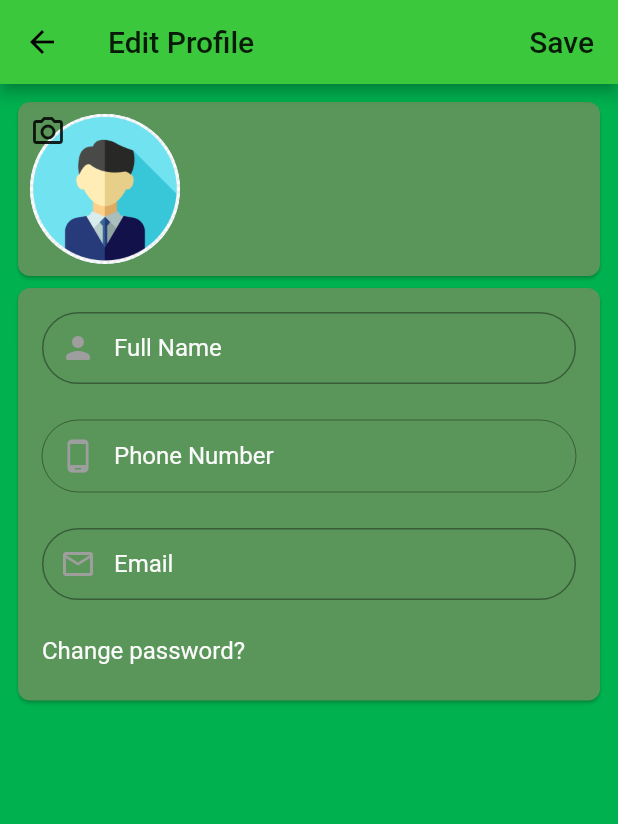
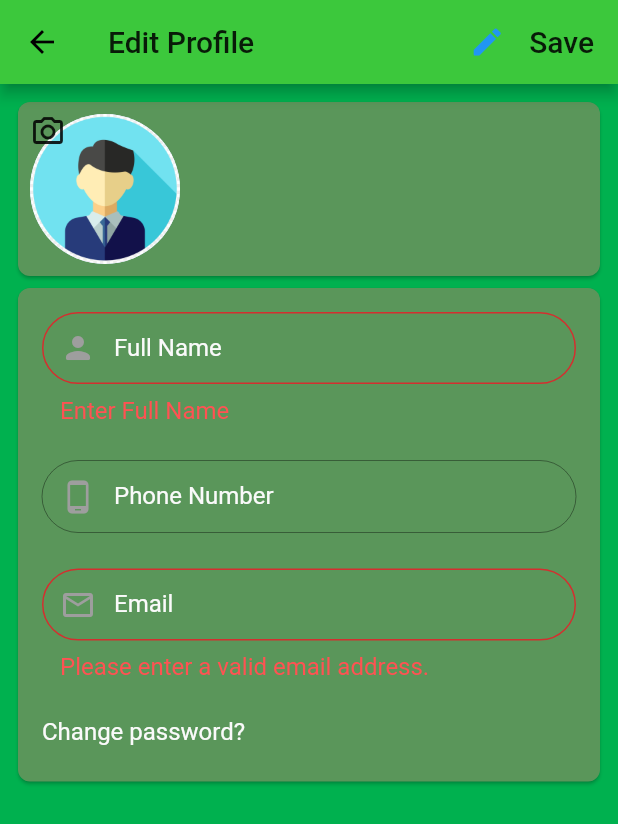
Before and after one commit to cntoss/rideon, a Flutter app: the ProfileScreen screen opened directly with empty values, after a tap on "Edit", on a phone screen of 412 x 824 dp. Shown: the top 824 px of the screen. Run offline on Flutter 3.47's test engine with Material 2 defaults, Android fonts, the phone set to English and light mode, and no system bars; our stand-ins replace flutter_secure_storage, hive, hive_flutter; accounts and stored records are empty; generated files the repository leaves out were written again.

```diff
--- a/lib/config/appConfig.dart
+++ b/lib/config/appConfig.dart
@@ -9,3 +9,10 @@ class AppConfig {
 
   DateFormat dateWithTime = DateFormat('MMM dd, yyyy   hh:mm a');
  }
+ const hiveBoxName = 'rideOnBox';
+
+const hkEncryptionKey = "hkKey";
+const hkUser = 'user';
+const hkIsAppInitialized = 'isappinitialized';
+const hkIsWorkThrough = 'isWorkThrough';
+const hkAddressType = 'addressType';
--- a/lib/config/constant.dart
+++ b/lib/config/constant.dart
@@ -27,7 +27,7 @@ class Constant {
   static Color textColor = Color(0xfffafafa);
   static Color textFormColor = Color(0xff0acf8a);
   static Color cardColor = Color(0xff5a965a);
-  static TextStyle errorStyle = TextStyle(color: Constant.textColor);
+  static TextStyle errorStyle = TextStyle(color: Colors.redAccent, fontSize: 16);
   static TextStyle whiteText = TextStyle(color: Constant.textColor ,fontSize: 16);
 
   static TextStyle title = const TextStyle(
--- a/lib/models/user/userModel.dart
+++ b/lib/models/user/userModel.dart
@@ -4,12 +4,44 @@
 
 import 'dart:convert';
 
+import 'package:hive/hive.dart';
+
+part 'userModel.g.dart';
+
+
 User userFromJson(String str) => User.fromJson(json.decode(str));
 
 String userToJson(User data) => json.encode(data.toJson());
 
-class User {
-    User({
+
+@HiveType(typeId: 0)
+class User  extends HiveObject{
+
+    @HiveField(0)
+    int id;
+
+    @HiveField(1)
+    String name;
+
+    @HiveField(2)
+    String phone;
+
+    @HiveField(3)
+    String email;
+
+    @HiveField(4)
+    String gender;
+
+    @HiveField(5)
+    String dob;
+
+    @HiveField(6)
+    String image;
+
+    @HiveField(7)
+    int paymentId;
+
+ User({
         this.id,
         this.name,
         this.phone,
@@ -19,15 +51,6 @@ class User {
         this.image,
         this.paymentId,
     });
-
-    int id;
-    String name;
-    String phone;
-    String email;
-    String gender;
-    String dob;
-    String image;
-    int paymentId;
 
     factory User.fromJson(Map<String, dynamic> json) => User(
         id: json["id"],
--- a/lib/screens/login/loginPage.dart
+++ b/lib/screens/login/loginPage.dart
@@ -166,7 +166,7 @@ class _LoginPageState extends State<LoginPage> {
                                 onTap: () async {
                                   FocusScope.of(context).unfocus();
                                   if (_formKey.currentState.validate()) {
-                                    _manager.login();
+                                    _manager.login(phone: _phoneNumberCOntroller.text, password: _phoneNumberCOntroller.text);
                                     Navigator.pushReplacement(
                                         context,
                                         MaterialPageRoute(
--- a/lib/screens/profile/profileScreen.dart
+++ b/lib/screens/profile/profileScreen.dart
@@ -4,6 +4,7 @@ import 'package:rideon/config/constant.dart';
 import 'package:rideon/models/user/userModel.dart';
 import 'package:rideon/screens/profile/chnagePasswordScreen.dart';
 import 'package:rideon/screens/widgets/customCard.dart';
+import 'package:rideon/services/helper/userService.dart';
 import 'package:rideon/services/utils/extension.dart';
 
 class ProfileScreen extends StatefulWidget {
@@ -18,7 +19,7 @@ class _ProfileScreenState extends State<ProfileScreen> {
   User _user;
   bool _enable = false;
   TextEditingController _phoneNumberCOntroller, _nameCotroler, _emailController;
-
+  Icon icon = Icon(Icons.edit_outlined);
   final _formKey = GlobalKey<FormState>();
 
   @override
@@ -36,15 +37,25 @@ class _ProfileScreenState extends State<ProfileScreen> {
       appBar: AppBar(
         title: Text('Edit Profile'),
         actions: [
-          GestureDetector(
-            onTap: (){
+          TextButton.icon(
+              onPressed: () {
+                if (_enable) {}
+                if (_formKey.currentState.validate()) {
+                  _formKey.currentState.save();
+                  UserService().addUser(user: _user);
+                }
                 setState(() {
                   _enable = !_enable;
+                  icon = _enable
+                      ? Icon(Icons.edit_rounded)
+                      : Icon(Icons.edit_outlined);
                 });
               },
-            child: Padding(
-              padding: const EdgeInsets.all(16.0),
-              child: Text(_enable ?'Save':'Edit', style: Theme.of(context).textTheme.headline6),
+              icon: icon,
+              label: Padding(
+                padding: const EdgeInsets.all(8.0),
+                child: Text(_enable ? 'Save' : 'Edit',
+                    style: Theme.of(context).textTheme.headline6),
               ))
         ],
       ),
@@ -64,13 +75,16 @@ class _ProfileScreenState extends State<ProfileScreen> {
                       ? Image.asset('assets/avatar.png')
                       : NetworkImage(_user.image) */
 
-               if(_enable) Align(
+                if (_enable)
+                  Align(
                     alignment: Alignment.bottomLeft,
                     child: Icon(Icons.camera_alt_outlined),
                   )
               ]),
             ),
             CustomCard(
+                child: Form(
+              key: _formKey,
               child: Column(
                 crossAxisAlignment: CrossAxisAlignment.start,
                 children: [
@@ -87,6 +101,7 @@ class _ProfileScreenState extends State<ProfileScreen> {
                         else
                           return null;
                       },
+                      onSaved: (_) => _user.name = _nameCotroler.text,
                       decoration: InputDecoration(
                           prefixIcon: Icon(
                             Icons.person_rounded,
@@ -94,7 +109,7 @@ class _ProfileScreenState extends State<ProfileScreen> {
                           ),
                           border: OutlineInputBorder(
                               borderRadius: BorderRadius.circular(24)),
-                        errorStyle: TextStyle(color: Constant.textColor),
+                          errorStyle: Constant.errorStyle,
                           contentPadding: EdgeInsets.symmetric(horizontal: 12),
                           focusedBorder: OutlineInputBorder(
                               borderRadius: BorderRadius.circular(24),
@@ -118,7 +133,7 @@ class _ProfileScreenState extends State<ProfileScreen> {
                             keyboardType: TextInputType.phone,
                             maxLength: 10,
                             validator: (s) {
-                            if (s.trim().length < 6)
+                              if (s.trim().length < 10)
                                 return Constant.phoneValidationError;
                               else
                                 return null;
@@ -150,14 +165,6 @@ class _ProfileScreenState extends State<ProfileScreen> {
                             child: TextFormField(
                               controller: _phoneNumberCOntroller,
                               enabled: false,
-                            keyboardType: TextInputType.phone,
-                            maxLength: 10,
-                            validator: (s) {
-                              if (s.trim().length < 6)
-                                return Constant.phoneValidationError;
-                              else
-                                return null;
-                            },
                               decoration: InputDecoration(
                                   prefixIcon: Icon(
                                     Icons.phone_android,
@@ -181,15 +188,12 @@ class _ProfileScreenState extends State<ProfileScreen> {
                     child: TextFormField(
                       controller: _emailController,
                       enabled: _enable,
-                    validator: (value) {
-                      if (value.isNotEmpty) {
-                        if (value.length < 5)
-                          return "Enter Valid Name";
-                        else
-                          return null;
-                      } else
-                        return null;
+                      validator: (s) {
+                        return s.isValidEmail()
+                            ? null
+                            : "${s.trim().length > 0 ? s + " is not a" : "Please enter a"} valid email address.";
                       },
+                      onSaved: (_) => _user.email = _emailController.text,
                       decoration: InputDecoration(
                           prefixIcon: Icon(
                             Icons.mail_outline_outlined,
@@ -197,7 +201,7 @@ class _ProfileScreenState extends State<ProfileScreen> {
                           ),
                           border: OutlineInputBorder(
                               borderRadius: BorderRadius.circular(24)),
-                        errorStyle: TextStyle(color: Constant.textColor),
+                          errorStyle: Constant.errorStyle,
                           contentPadding: EdgeInsets.symmetric(horizontal: 12),
                           focusedBorder: OutlineInputBorder(
                               borderRadius: BorderRadius.circular(24),
@@ -231,6 +235,7 @@ class _ProfileScreenState extends State<ProfileScreen> {
                     },
                   ),
                 ],
+              ),
             ))
           ],
         ),
--- /dev/null
+++ b/lib/services/helper/userService.dart
@@ -0,0 +1,50 @@
+import 'package:flutter/material.dart';
+import 'package:hive/hive.dart';
+import 'package:rideon/config/appConfig.dart';
+import 'package:rideon/models/user/userModel.dart';
+import 'package:rideon/screens/login/loginPage.dart';
+import 'package:rideon/services/helper/hiveService.dart';
+
+class UserService {
+  Box _box = HiveService().getHiveBox();
+
+  void addUser({@required User user}) {
+    _box.put(hkUser, user);
+    //todo: update after mobile number verify
+    setLogin(setLoginTo: true);
+  }
+
+  void removeUser() {
+    Navigator.pushAndRemoveUntil(
+        AppConfig.navigatorKey.currentState.overlay.context,
+        MaterialPageRoute(builder: (BuildContext context) => LoginPage()),
+        (Route<dynamic> route) => false);
+    setLogin(setLoginTo: false);
+    print('Removing User');
+    _box.delete(hkUser);
+  }
+
+  /*  List<User> getUsers() {
+    List<User> Users = List<User>();
+    List<dynamic> result =
+        _box.get(hkUsers, defaultValue: List<User>());
+    Users = result.cast();
+    return Users;
+  }
+ */
+  User getUser() {
+    return _box.get(hkUser, defaultValue: User(id: null));
+  }
+
+  void setLogin({bool setLoginTo = true}) {
+    _box.put(hkIsAppInitialized, setLoginTo);
+  }
+
+  bool get isLogin => _box.get(hkIsAppInitialized, defaultValue: false);
+
+  void setIsWorkThrough({bool setWorkThrough = true}) {
+    _box.put(hkIsWorkThrough, setWorkThrough);
+  }
+
+  bool get isWorkThrough => _box.get(hkIsWorkThrough, defaultValue: false);
+}
--- a/lib/services/sharedPref.dart
+++ /dev/null
@@ -1,25 +0,0 @@
-
-
-import 'package:shared_preferences/shared_preferences.dart';
-
-class LocalStorage {
-  static init() async {
-    sp ??= await SharedPreferences.getInstance();
-  }
-
-  static SharedPreferences sp;
-
-  static skipIntro({bool shouldSip = true}) {
-    sp.setBool("intro", shouldSip);
-  }
-
-  static bool get shouldSkipIntro => sp.getBool('intro') ?? false;
-
-  static setLogin({bool setLoginTo = true}) {
-    sp.setBool("login", setLoginTo);
-  }
-
-  static bool get isLoggedIn => sp.getBool('login') ?? false;
-
-
-}
--- a/lib/services/utils/extension.dart
+++ b/lib/services/utils/extension.dart
@@ -1,3 +1,11 @@
 extension Extension on Object {
   bool isNullOrEmpty() => this == null || this == '';
 }
+
+extension EmailValidator on String {
+  bool isValidEmail() {
+    return RegExp(
+            r'^(([^<>()[\]\\.,;:\s@\"]+(\.[^<>()[\]\\.,;:\s@\"]+)*)|(\".+\"))@((\[[0-9]{1,3}\.[0-9]{1,3}\.[0-9]{1,3}\.[0-9]{1,3}\])|(([a-zA-Z\-0-9]+\.)+[a-zA-Z]{2,}))$')
+        .hasMatch(this);
+  }
+}
```
Also changed, not shown: lib/main.dart (+6 -21 lines), lib/models/savedAddressModel.dart (+24 -4 lines), lib/screens/login/registerscreen.dart (+19 -6 lines), lib/screens/setting/settingScreen.dart (+24 -21 lines), lib/screens/widgets/alertBox.dart (added, +68 -0 lines), lib/services/helper/addressTypeService.dart (added, +32 -0 lines), lib/services/helper/hiveService.dart (added, +45 -0 lines), lib/services/login/loginManager.dart (+40 -6 lines), lib/services/theme/theme_provider.dart (+11 -14 lines), pubspec.yaml (+6 -13 lines), assets/user.png (deleted), lib/models/savedAddressModel.g.dart (added), lib/models/user/userModel.g.dart (added), pubspec.lock, 1 other file. Lines whose indentation alone changed are shown as unchanged.
